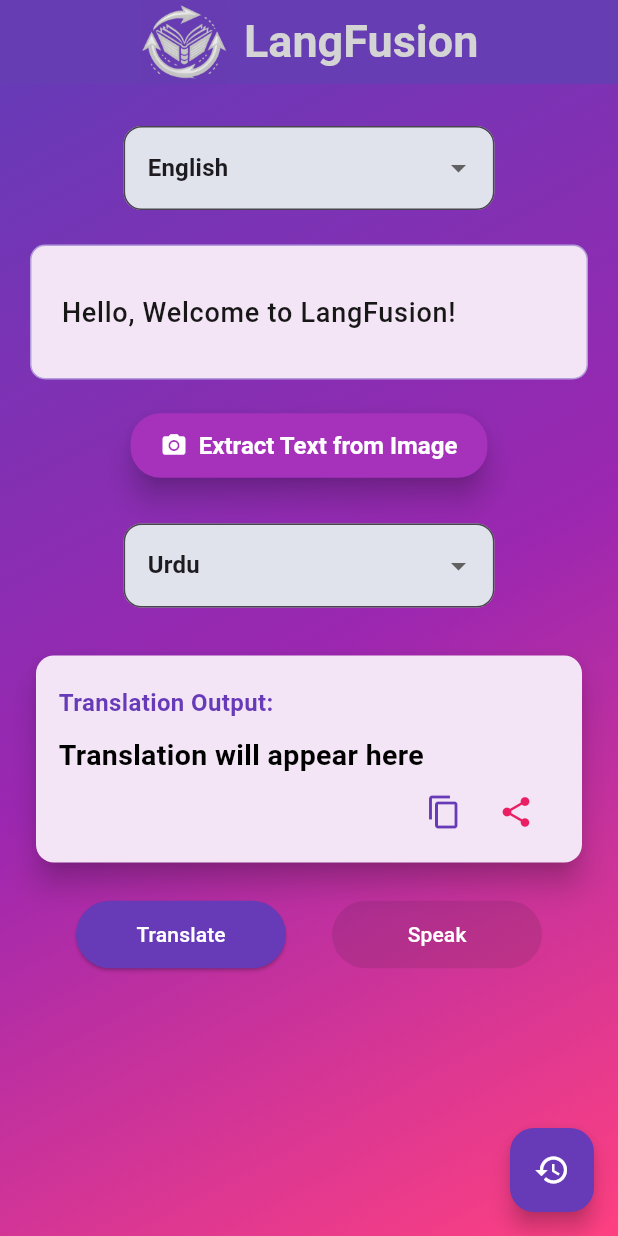
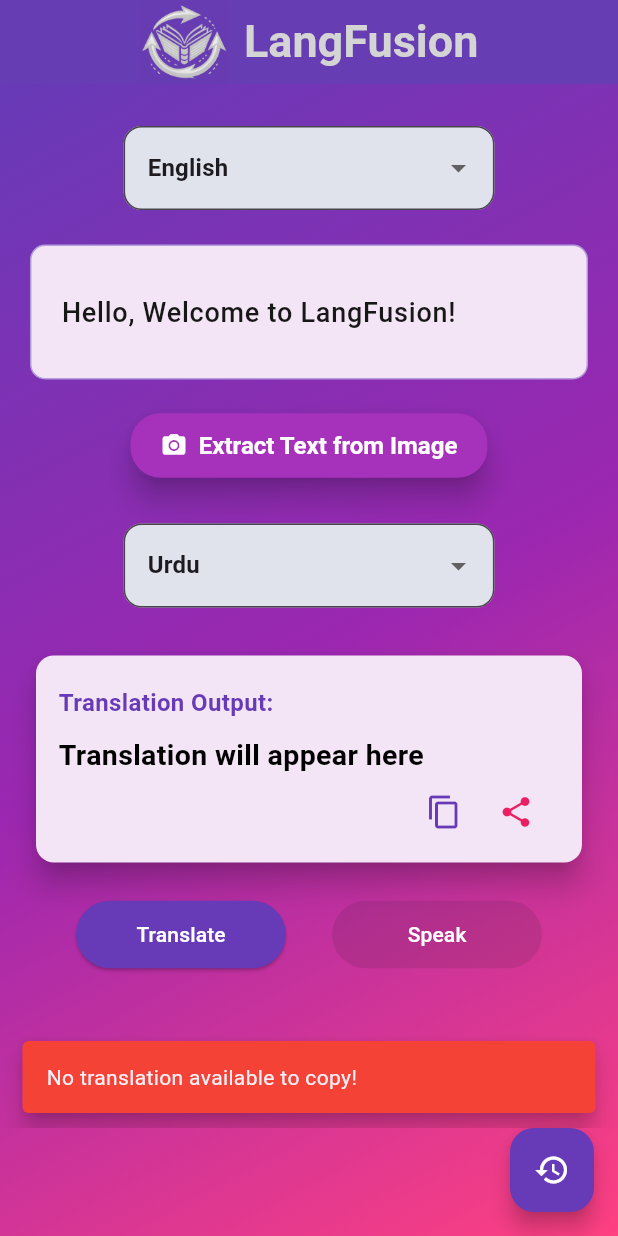
Before and after one commit to AbdullahAli2005/lang_fusion, a Flutter app: the screen it shows after launch, after a tap on the "content copy" icon, on a phone screen of 412 x 824 dp. Run offline on Flutter 3.47's test engine with Material 3 defaults, Android fonts, the phone set to English and light mode, and no system bars; our stand-ins replace flutter_slidable, flutter_tts, image_picker, share_plus, shared_preferences; missing offline and left inert: google_ml_kit, translator.

Commit message:
Updated Home Screen

```diff
--- a/lib/screens/home_screen.dart
+++ b/lib/screens/home_screen.dart
@@ -243,6 +243,30 @@ List<String> languageCodes = [
     'zu'
   ];
 
+  void copyToClipboard(BuildContext context, String text) {
+    if (text.isEmpty) {
+      ScaffoldMessenger.of(context).showSnackBar(
+        const SnackBar(
+          content: Text('No translation available to copy!'),
+          duration: Duration(seconds: 2),
+          behavior: SnackBarBehavior.floating,
+          backgroundColor: Colors.red,
+        ),
+      );
+      return;
+    }
+
+    Clipboard.setData(ClipboardData(text: text)); // Copy the text to clipboard
+    ScaffoldMessenger.of(context).showSnackBar(
+      const SnackBar(
+        content: Text('Copied to clipboard!'),
+        duration: Duration(seconds: 2),
+        behavior: SnackBarBehavior.floating,
+        backgroundColor: Colors.deepPurple,
+      ),
+    );
+  }
+
   final translator = GoogleTranslator();
   final FlutterTts flutterTts = FlutterTts();
 
@@ -395,7 +419,8 @@ List<String> languageCodes = [
       appBar: AppBar(
         backgroundColor: Colors.deepPurple,
         title: Row(
-      mainAxisSize: MainAxisSize.min, // Ensures the Row is as compact as possible
+          mainAxisSize:
+              MainAxisSize.min, // Ensures the Row is as compact as possible
           children: [
             Image.asset(
               'assets/app_bar2.png', // Path to your logo in assets
@@ -431,7 +456,8 @@ List<String> languageCodes = [
               children: [
                 // From Language Dropdown
                 Padding(
-              padding: const EdgeInsets.symmetric(horizontal: 16, vertical: 8),
+                  padding:
+                      const EdgeInsets.symmetric(horizontal: 16, vertical: 8),
                   child: dropdownWidget(
                     selectedvalue,
                     languages,
@@ -453,15 +479,17 @@ List<String> languageCodes = [
                 ElevatedButton.icon(
                   onPressed: performOCR,
                   icon: const Icon(Icons.camera_alt, color: Colors.white),
-              label: const Text("Extract Text from Image", style: TextStyle(
-                color: Colors.white,
-                fontWeight: FontWeight.w600
-              ),),
+                  label: const Text(
+                    "Extract Text from Image",
+                    style: TextStyle(
+                        color: Colors.white, fontWeight: FontWeight.w600),
+                  ),
                   style: ElevatedButton.styleFrom(
                     elevation: 8,
-                padding: const EdgeInsets.symmetric(horizontal: 20, vertical: 12),
+                    padding: const EdgeInsets.symmetric(
+                        horizontal: 20, vertical: 12),
                     textStyle: const TextStyle(fontSize: 16),
-                backgroundColor:  const Color.fromARGB(255, 166, 49, 187),
+                    backgroundColor: const Color.fromARGB(255, 166, 49, 187),
                     shape: RoundedRectangleBorder(
                       borderRadius: BorderRadius.circular(20),
                     ),
@@ -471,7 +499,8 @@ List<String> languageCodes = [
 
                 // To Language Dropdown
                 Padding(
-              padding: const EdgeInsets.symmetric(horizontal: 16, vertical: 8),
+                  padding:
+                      const EdgeInsets.symmetric(horizontal: 16, vertical: 8),
                   child: dropdownWidget(
                     selectedvalue2,
                     languages,
@@ -490,7 +519,8 @@ List<String> languageCodes = [
                   elevation: 8,
                   color: Colors.purple.shade50,
                   child: Padding(
-                padding: const EdgeInsets.only(top: 20, right: 20, left: 15, bottom: 10),
+                    padding: const EdgeInsets.only(
+                        top: 20, right: 20, left: 15, bottom: 10),
                     child: Column(
                       crossAxisAlignment: CrossAxisAlignment.start,
                       children: [
@@ -515,9 +545,11 @@ List<String> languageCodes = [
                           mainAxisAlignment: MainAxisAlignment.end,
                           children: [
                             IconButton(
-                          icon: const Icon(Icons.copy, color: Colors.deepPurple),
+                              icon: const Icon(Icons.copy,
+                                  color: Colors.deepPurple),
                               onPressed: () {
-                            // Copy functionality
+                                copyToClipboard(context,
+                                    data); // Use data as the text to copy
                               },
                             ),
                             IconButton(
@@ -531,7 +563,6 @@ List<String> languageCodes = [
                   ),
                 ),
                 const SizedBox(height: 20),
-
                 // Translate & Speak Buttons
                 Row(
                   mainAxisAlignment: MainAxisAlignment.spaceEvenly,
@@ -544,7 +575,8 @@ List<String> languageCodes = [
                       ),
                       child: isLoading
                           ? const CircularProgressIndicator(
-                          valueColor: AlwaysStoppedAnimation<Color>(Colors.white),
+                              valueColor:
+                                  AlwaysStoppedAnimation<Color>(Colors.white),
                             )
                           : const Text(
                               'Translate',
@@ -583,7 +615,6 @@ List<String> languageCodes = [
         ),
       ),
     );
-
   }
 
   Widget dropdownWidget(String selectedValue, List<String> items,
```
Also changed, not shown: 6 other files. Lines whose indentation alone changed are shown as unchanged.
